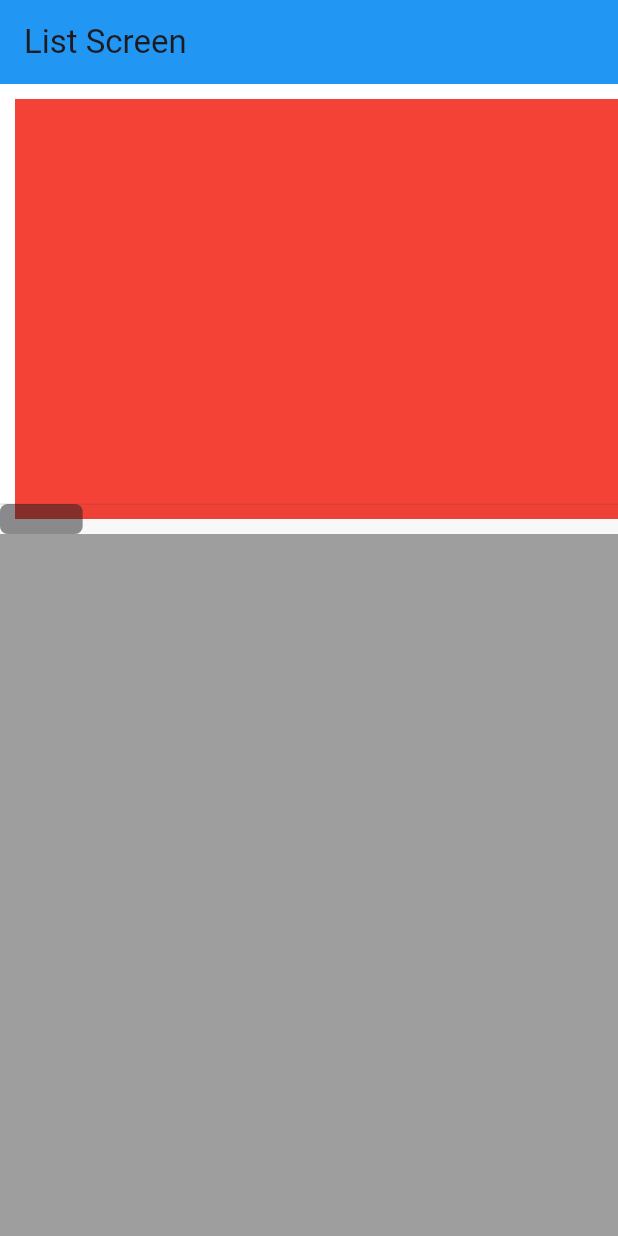
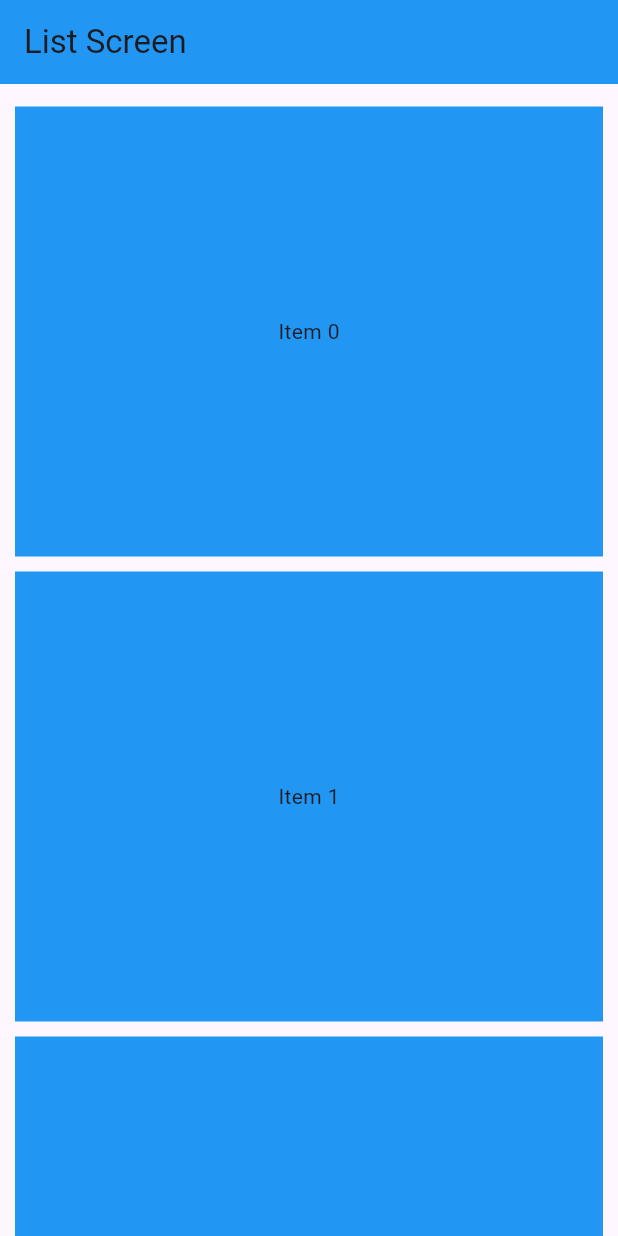
Before and after one commit to devatulparmar/sept24batch6pm, a Flutter app: the screen it shows after launch, on a phone screen of 412 x 824 dp. Run offline on Flutter 3.47's test engine with Material 3 defaults, Android fonts, the phone set to English and light mode, and no system bars.

Commit message:
ListView.separated, List.generate, ListView.builder

```diff
--- /dev/null
+++ b/lib/list_builder_screen.dart
@@ -0,0 +1,34 @@
+import 'package:flutter/material.dart';
+
+class ListBuilderScreen extends StatefulWidget {
+  const ListBuilderScreen({super.key});
+
+  @override
+  State<ListBuilderScreen> createState() => _ListBuilderScreenState();
+}
+
+class _ListBuilderScreenState extends State<ListBuilderScreen> {
+  @override
+  Widget build(BuildContext context) {
+    return Scaffold(
+      appBar: AppBar(
+        title: const Text('List Screen'),
+      ),
+      body: ListView.builder(
+        padding: const EdgeInsets.all(10),
+        itemCount: 15,
+        itemBuilder: (BuildContext context, int index) {
+          return Container(
+            color: Colors.blue,
+            height: 300,
+            width: 300,
+            margin: const EdgeInsets.symmetric(vertical: 5),
+            child: Center(
+              child: Text("Item $index"),
+            ),
+          );
+        },
+      ),
+    );
+  }
+}
--- a/lib/main.dart
+++ b/lib/main.dart
@@ -1,6 +1,9 @@
 import 'package:batch6pm/home_screen.dart';
 import 'package:batch6pm/image_screen.dart';
+import 'package:batch6pm/list_generate.dart';
+import 'package:batch6pm/list_builder_screen.dart';
 import 'package:batch6pm/list_screen.dart';
+import 'package:batch6pm/list_separated_screen.dart';
 import 'package:batch6pm/second_screen.dart';
 import 'package:flutter/material.dart';
 
@@ -22,7 +25,9 @@ class MyApp extends StatelessWidget {
           thumbColor: WidgetStateProperty.all(Colors.blue),
         ),
       ),
-      home: const ListScreen(),
+      home: const ListBuilderScreen(),
+      // home: const ListSeparatedScreen(),
+      // home: const ListGenerate(),
     );
   }
 }
```
Also changed, not shown: lib/list_generate.dart (added, +36 -0 lines), lib/list_separated_screen.dart (added, +47 -0 lines).
